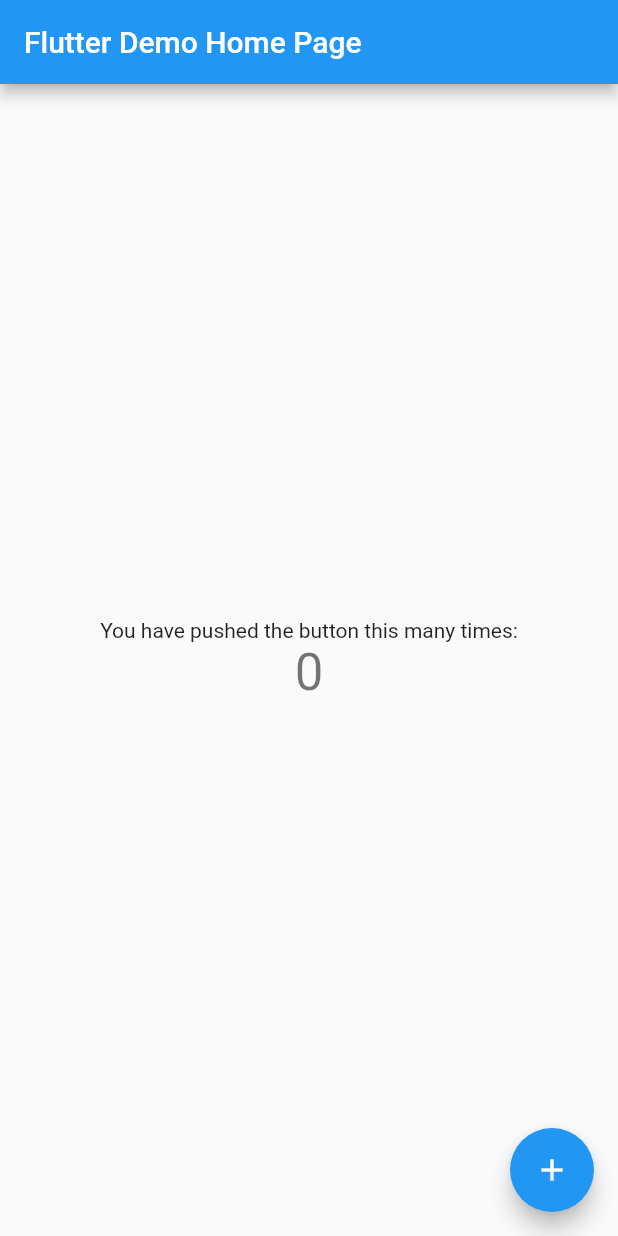
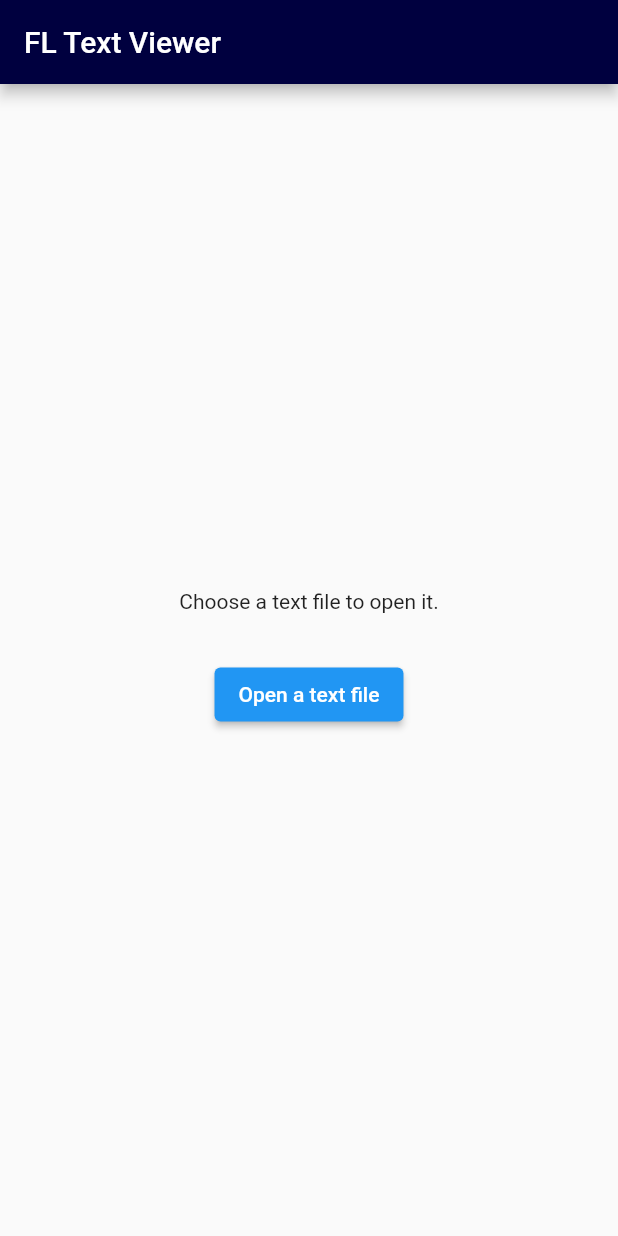
Before and after one commit to ygohko/fl_text_viewer, a Flutter app: the screen it shows after launch, on a phone screen of 412 x 824 dp. Run offline on Flutter 3.47's test engine with Material 2 defaults, Android fonts, the phone set to English and light mode, and no system bars; our stand-ins replace file_picker.

Commit message:
Load and show text files (#1)
* Basic implementation to load and show text files.

* Cleaned up.

* Cleaned up.

* Modified to show text in new page.

* Cleaned up.

* Cleaned up.

* Burshed up UIs.

* Burshed up UIs.

* Cleaned up.

* Cleaned up.

* Cleaned up.

```diff
--- a/lib/main.dart
+++ b/lib/main.dart
@@ -1,115 +1,117 @@
+/*
+ * Copyright (c) 2022 Yasuaki Gohko
+ *
+ * Permission is hereby granted, free of charge, to any person obtaining a
+ * copy of this software and associated documentation files (the "Software"),
+ * to deal in the Software without restriction, including without limitation
+ * the rights to use, copy, modify, merge, publish, distribute, sublicense,
+ * and/or sell copies of the Software, and to permit persons to whom the
+ * Software is furnished to do so, subject to the following conditions:
+ *
+ * The above copyright notice and this permission notice shall be included in
+ * all copies or substantial portions of the Software.
+ *
+ * THE SOFTWARE IS PROVIDED "AS IS", WITHOUT WARRANTY OF ANY KIND, EXPRESS OR
+ * IMPLIED, INCLUDING BUT NOT LIMITED TO THE WARRANTIES OF MERCHANTABILITY,
+ * FITNESS FOR A PARTICULAR PURPOSE AND NONINFRINGEMENT. IN NO EVENT SHALL
+ * THE ABOVE LISTED COPYRIGHT HOLDER(S) BE LIABLE FOR ANY CLAIM, DAMAGES OR
+ * OTHER LIABILITY, WHETHER IN AN ACTION OF CONTRACT, TORT OR OTHERWISE,
+ * ARISING FROM, OUT OF OR IN CONNECTION WITH THE SOFTWARE OR THE USE OR OTHER
+ * DEALINGS IN THE SOFTWARE.
+ */
+
+import 'dart:io';
+import 'package:file_picker/file_picker.dart';
 import 'package:flutter/material.dart';
 
 void main() {
-  runApp(const MyApp());
+  runApp(const FTApp());
 }
 
-class MyApp extends StatelessWidget {
-  const MyApp({Key? key}) : super(key: key);
+class FTApp extends StatelessWidget {
+  const FTApp({Key? key}) : super(key: key);
 
-  // This widget is the root of your application.
   @override
   Widget build(BuildContext context) {
     return MaterialApp(
-      title: 'Flutter Demo',
+      title: 'FL Text Viewer',
       theme: ThemeData(
-        // This is the theme of your application.
-        //
-        // Try running your application with "flutter run". You'll see the
-        // application has a blue toolbar. Then, without quitting the app, try
-        // changing the primarySwatch below to Colors.green and then invoke
-        // "hot reload" (press "r" in the console where you ran "flutter run",
-        // or simply save your changes to "hot reload" in a Flutter IDE).
-        // Notice that the counter didn't reset back to zero; the application
-        // is not restarted.
         primarySwatch: Colors.blue,
+        appBarTheme: const AppBarTheme(
+          backgroundColor: Color(0xFF00003F),
+          foregroundColor: Colors.white,
+        ),
       ),
-      home: const MyHomePage(title: 'Flutter Demo Home Page'),
+      home: const FTHomePage(),
     );
   }
 }
 
-class MyHomePage extends StatefulWidget {
-  const MyHomePage({Key? key, required this.title}) : super(key: key);
-
-  // This widget is the home page of your application. It is stateful, meaning
-  // that it has a State object (defined below) that contains fields that affect
-  // how it looks.
-
-  // This class is the configuration for the state. It holds the values (in this
-  // case the title) provided by the parent (in this case the App widget) and
-  // used by the build method of the State. Fields in a Widget subclass are
-  // always marked "final".
-
-  final String title;
+class FTHomePage extends StatefulWidget {
+  const FTHomePage({Key? key}) : super(key: key);
 
   @override
-  State<MyHomePage> createState() => _MyHomePageState();
+  State<FTHomePage> createState() {
+    return _FTHomePageState();
+  }
 }
 
-class _MyHomePageState extends State<MyHomePage> {
-  int _counter = 0;
-
-  void _incrementCounter() {
-    setState(() {
-      // This call to setState tells the Flutter framework that something has
-      // changed in this State, which causes it to rerun the build method below
-      // so that the display can reflect the updated values. If we changed
-      // _counter without calling setState(), then the build method would not be
-      // called again, and so nothing would appear to happen.
-      _counter++;
-    });
-  }
-
+class _FTHomePageState extends State<FTHomePage> {
   @override
   Widget build(BuildContext context) {
-    // This method is rerun every time setState is called, for instance as done
-    // by the _incrementCounter method above.
-    //
-    // The Flutter framework has been optimized to make rerunning build methods
-    // fast, so that you can just rebuild anything that needs updating rather
-    // than having to individually change instances of widgets.
     return Scaffold(
       appBar: AppBar(
-        // Here we take the value from the MyHomePage object that was created by
-        // the App.build method, and use it to set our appbar title.
-        title: Text(widget.title),
+        title: const Text("FL Text Viewer"),
       ),
       body: Center(
-        // Center is a layout widget. It takes a single child and positions it
-        // in the middle of the parent.
         child: Column(
-          // Column is also a layout widget. It takes a list of children and
-          // arranges them vertically. By default, it sizes itself to fit its
-          // children horizontally, and tries to be as tall as its parent.
-          //
-          // Invoke "debug painting" (press "p" in the console, choose the
-          // "Toggle Debug Paint" action from the Flutter Inspector in Android
-          // Studio, or the "Toggle Debug Paint" command in Visual Studio Code)
-          // to see the wireframe for each widget.
-          //
-          // Column has various properties to control how it sizes itself and
-          // how it positions its children. Here we use mainAxisAlignment to
-          // center the children vertically; the main axis here is the vertical
-          // axis because Columns are vertical (the cross axis would be
-          // horizontal).
           mainAxisAlignment: MainAxisAlignment.center,
           children: <Widget>[
-            const Text(
-              'You have pushed the button this many times:',
+            const Text('Choose a text file to open it.'),
+            const SizedBox(
+              height: 30,
             ),
-            Text(
-              '$_counter',
-              style: Theme.of(context).textTheme.headline4,
-            ),
+            ElevatedButton(
+              onPressed: _openFile,
+              child: const Text("Open a text file"),
+            )
           ],
         ),
       ),
-      floatingActionButton: FloatingActionButton(
-        onPressed: _incrementCounter,
-        tooltip: 'Increment',
-        child: const Icon(Icons.add),
-      ), // This trailing comma makes auto-formatting nicer for build methods.
+    );
+  }
+
+  void _openFile() async {
+    final result = await FilePicker.platform.pickFiles();
+    if (result == null) {
+      return;
+    }
+    final path = result.files.single.path;
+    if (path == null) {
+      return;
+    }
+    final file = File(path);
+    file.readAsString().then((text) {
+        Navigator.of(context).push(
+          MaterialPageRoute<void>(
+            builder: (context) {
+              return Scaffold(
+                appBar: AppBar(
+                  title: Text(path),
+                ),
+                body: SingleChildScrollView(
+                  child: Card(
+                    child: SizedBox(
+                      width: double.infinity,
+                      child: Text(text),
+                    ),
+                  ),
+                ),
+              );
+            }
+          )
+        );
+      }
     );
   }
 }
--- a/pubspec.yaml
+++ b/pubspec.yaml
@@ -34,6 +34,7 @@
   # The following adds the Cupertino Icons font to your application.
   # Use with the CupertinoIcons class for iOS style icons.
   cupertino_icons: ^1.0.2
+  file_picker: ^4.5.1
 
 dev_dependencies:
   flutter_test:
```
Also changed, not shown: pubspec.lock.
